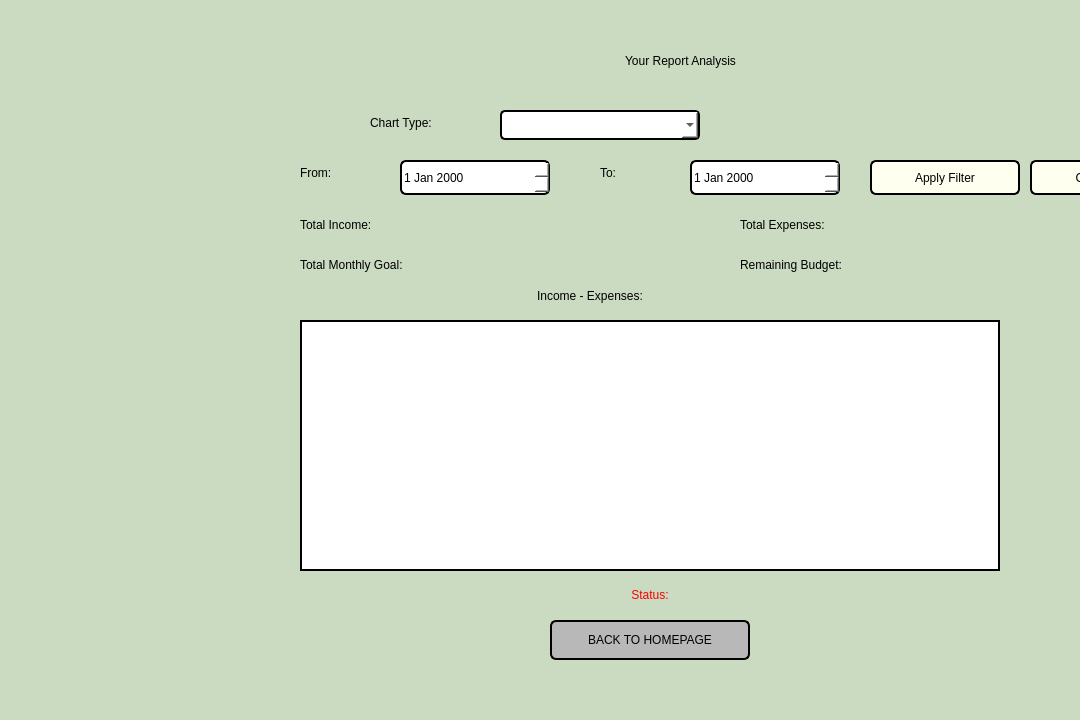
Above: analyzereport.ui from aasishhumagain/BudgetBuddy before the change. Below: the same form after it.
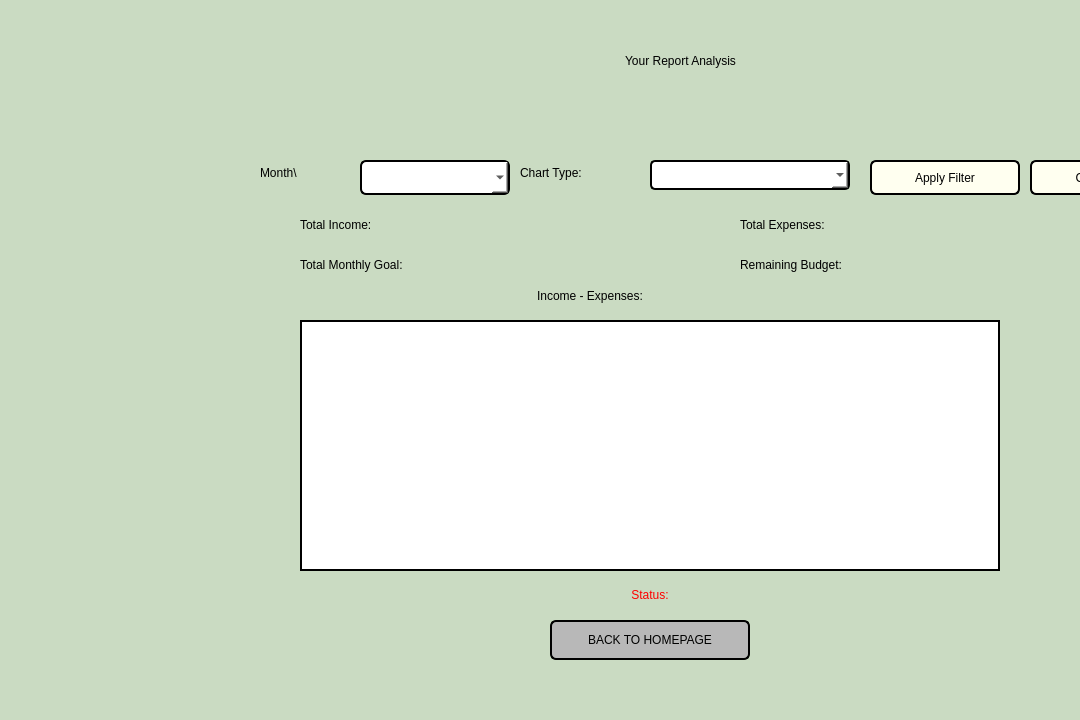
That is the form after the change.

What changed in the file:
```diff
--- a/analyzereport.ui
+++ b/analyzereport.ui
@@ -40,8 +40,8 @@
   <widget class="QLabel" name="labelChartType">
    <property name="geometry">
     <rect>
-     <x>370</x>
-     <y>110</y>
+     <x>520</x>
+     <y>160</y>
      <width>121</width>
      <height>25</height>
     </rect>
@@ -57,8 +57,8 @@
   <widget class="QComboBox" name="comboBoxChartType">
    <property name="geometry">
     <rect>
-     <x>500</x>
-     <y>110</y>
+     <x>650</x>
+     <y>160</y>
      <width>200</width>
      <height>30</height>
     </rect>
@@ -71,7 +71,7 @@
   <widget class="QLabel" name="labelFrom">
    <property name="geometry">
     <rect>
-     <x>300</x>
+     <x>260</x>
      <y>160</y>
      <width>80</width>
      <height>25</height>
@@ -81,55 +81,22 @@
     <string notr="true">font: 600 16pt "Segoe UI"; color: black;</string>
    </property>
    <property name="text">
-    <string>From:</string>
+    <string>Month\</string>
    </property>
   </widget>
-
-  <widget class="QDateEdit" name="dateEditFrom">
+  <widget class="QComboBox" name="comboBoxMonth">
    <property name="geometry">
     <rect>
-     <x>400</x>
+     <x>360</x>
      <y>160</y>
      <width>150</width>
      <height>35</height>
     </rect>
    </property>
    <property name="styleSheet">
-    <string notr="true">font: 600 12pt "Segoe UI"; background: white; color: black; border: 2px solid black; border-radius: 6px;</string>
+    <string notr="true">font: 600 12pt &quot;Segoe UI&quot;; background: white; color: black; border: 2px solid black; border-radius: 6px;</string>
    </property>
   </widget>
-
-  <widget class="QLabel" name="labelTo">
-   <property name="geometry">
-    <rect>
-     <x>600</x>
-     <y>160</y>
-     <width>80</width>
-     <height>25</height>
-    </rect>
-   </property>
-   <property name="styleSheet">
-    <string notr="true">font: 600 16pt "Segoe UI"; color: black;</string>
-   </property>
-   <property name="text">
-    <string>To:</string>
-   </property>
-  </widget>
-
-  <widget class="QDateEdit" name="dateEditTo">
-   <property name="geometry">
-    <rect>
-     <x>690</x>
-     <y>160</y>
-     <width>150</width>
-     <height>35</height>
-    </rect>
-   </property>
-   <property name="styleSheet">
-    <string notr="true">font: 600 12pt "Segoe UI"; background: white; color: black; border: 2px solid black; border-radius: 6px;</string>
-   </property>
-  </widget>
-
   <widget class="QPushButton" name="buttonApplyFilter">
    <property name="geometry">
     <rect>
```
Left out of the diff: 63 changed lines with no effect on the pictures.
